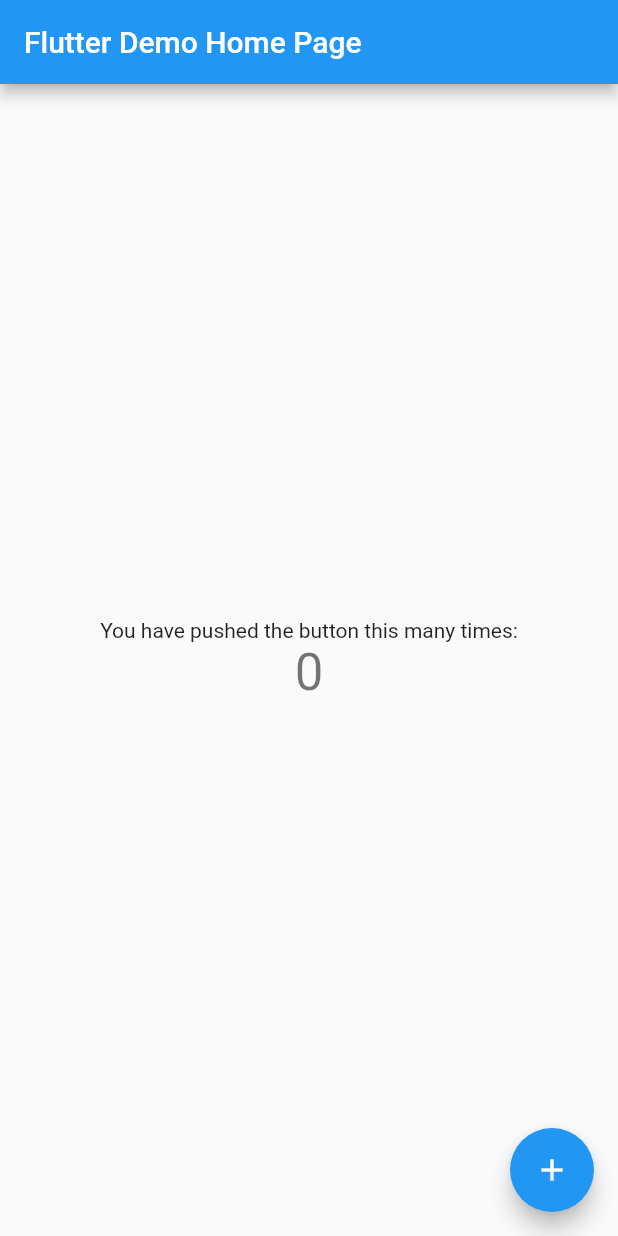
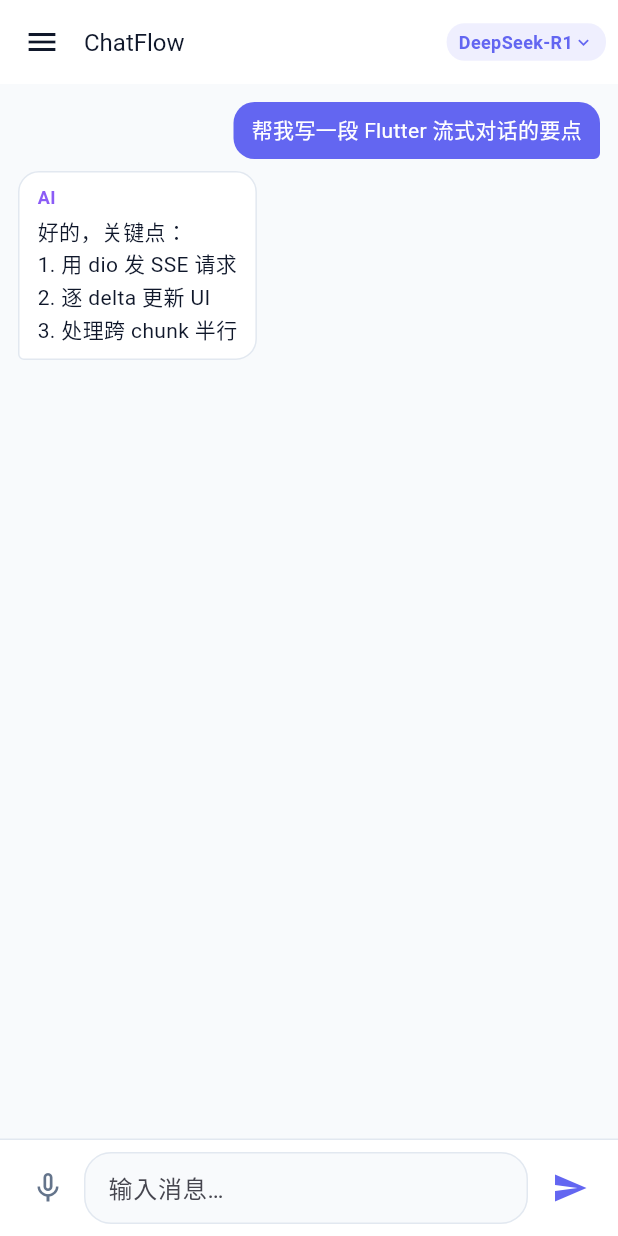
Before and after one commit to luyu275573-cpu/ChatFlow, a Flutter app: the screen it shows after launch, on a phone screen of 412 x 824 dp. Run offline on Flutter 3.47's test engine with Material 2 defaults, Android fonts, the phone set to English and light mode, and no system bars.

Commit message:
feat: 对话主页骨架（气泡列表+输入栏）

```diff
--- /dev/null
+++ b/lib/core/models/message.dart
@@ -0,0 +1,16 @@
+/// A message shared by the UI and the platform-independent AI core.
+enum MessageRole { system, user, assistant }
+
+class Message {
+  const Message({required this.role, required this.content});
+
+  final MessageRole role;
+  final String content;
+
+  Map<String, dynamic> toApiJson() {
+    return <String, dynamic>{
+      'role': role.name,
+      'content': content,
+    };
+  }
+}
--- a/lib/main.dart
+++ b/lib/main.dart
@@ -1,4 +1,7 @@
 import 'package:flutter/material.dart';
+
+import 'core/models/message.dart';
+import 'theme/design_tokens.dart';
 
 void main() {
   runApp(const MyApp());
@@ -7,109 +10,313 @@
 class MyApp extends StatelessWidget {
   const MyApp({super.key});
 
-  // This widget is the root of your application.
   @override
   Widget build(BuildContext context) {
     return MaterialApp(
-      title: 'Flutter Demo',
+      title: 'ChatFlow',
+      debugShowCheckedModeBanner: false,
       theme: ThemeData(
-        // This is the theme of your application.
-        //
-        // Try running your application with "flutter run". You'll see the
-        // application has a blue toolbar. Then, without quitting the app, try
-        // changing the primarySwatch below to Colors.green and then invoke
-        // "hot reload" (press "r" in the console where you ran "flutter run",
-        // or simply save your changes to "hot reload" in a Flutter IDE).
-        // Notice that the counter didn't reset back to zero; the application
-        // is not restarted.
-        primarySwatch: Colors.blue,
+        useMaterial3: true,
+        scaffoldBackgroundColor: DesignTokens.lightBg,
+        colorScheme: ColorScheme.fromSeed(seedColor: DesignTokens.primary),
+        appBarTheme: const AppBarTheme(
+          backgroundColor: DesignTokens.lightSurface,
+          foregroundColor: DesignTokens.inkDark,
+          elevation: 0,
+          surfaceTintColor: Colors.transparent,
+        ),
       ),
-      home: const MyHomePage(title: 'Flutter Demo Home Page'),
+      home: const ChatHomePage(),
     );
   }
 }
 
-class MyHomePage extends StatefulWidget {
-  const MyHomePage({super.key, required this.title});
-
-  // This widget is the home page of your application. It is stateful, meaning
-  // that it has a State object (defined below) that contains fields that affect
-  // how it looks.
-
-  // This class is the configuration for the state. It holds the values (in this
-  // case the title) provided by the parent (in this case the App widget) and
-  // used by the build method of the State. Fields in a Widget subclass are
-  // always marked "final".
-
-  final String title;
+class ChatHomePage extends StatefulWidget {
+  const ChatHomePage({super.key});
 
   @override
-  State<MyHomePage> createState() => _MyHomePageState();
+  State<ChatHomePage> createState() => _ChatHomePageState();
 }
 
-class _MyHomePageState extends State<MyHomePage> {
-  int _counter = 0;
+class _ChatHomePageState extends State<ChatHomePage> {
+  static const List<String> _models = <String>[
+    'DeepSeek-R1',
+    'Qwen2.5',
+    'Gemini 2.0 Flash',
+  ];
 
-  void _incrementCounter() {
+  final TextEditingController _inputController = TextEditingController();
+  final ScrollController _scrollController = ScrollController();
+  final List<Message> _messages = <Message>[
+    const Message(
+      role: MessageRole.user,
+      content: '帮我写一段 Flutter 流式对话的要点',
+    ),
+    const Message(
+      role: MessageRole.assistant,
+      content: '好的，关键点：\n1. 用 dio 发 SSE 请求\n2. 逐 delta 更新 UI\n3. 处理跨 chunk 半行',
+    ),
+  ];
+
+  String _selectedModel = _models.first;
+
+  @override
+  void dispose() {
+    _inputController.dispose();
+    _scrollController.dispose();
+    super.dispose();
+  }
+
+  void _sendMessage() {
+    final String text = _inputController.text.trim();
+    if (text.isEmpty) {
+      return;
+    }
+
     setState(() {
-      // This call to setState tells the Flutter framework that something has
-      // changed in this State, which causes it to rerun the build method below
-      // so that the display can reflect the updated values. If we changed
-      // _counter without calling setState(), then the build method would not be
-      // called again, and so nothing would appear to happen.
-      _counter++;
+      _messages.add(Message(role: MessageRole.user, content: text));
+      _messages.add(
+        Message(
+          role: MessageRole.assistant,
+          content: '这是 $_selectedModel 的本地演示回复。接入真实模型后，这里会显示流式结果。',
+        ),
+      );
     });
+    _inputController.clear();
+    WidgetsBinding.instance.addPostFrameCallback((_) {
+      if (_scrollController.hasClients) {
+        _scrollController.animateTo(
+          _scrollController.position.maxScrollExtent,
+          duration: const Duration(milliseconds: 200),
+          curve: Curves.easeOut,
+        );
+      }
+    });
+  }
+
+  void _showComingSoon(String feature) {
+    ScaffoldMessenger.of(context).showSnackBar(
+      SnackBar(content: Text('$feature将在后续阶段接入')),
+    );
   }
 
   @override
   Widget build(BuildContext context) {
-    // This method is rerun every time setState is called, for instance as done
-    // by the _incrementCounter method above.
-    //
-    // The Flutter framework has been optimized to make rerunning build methods
-    // fast, so that you can just rebuild anything that needs updating rather
-    // than having to individually change instances of widgets.
     return Scaffold(
       appBar: AppBar(
-        // Here we take the value from the MyHomePage object that was created by
-        // the App.build method, and use it to set our appbar title.
-        title: Text(widget.title),
+        titleSpacing: 0,
+        leading: IconButton(
+          icon: const Icon(Icons.menu),
+          tooltip: '会话列表',
+          onPressed: () => _showComingSoon('会话列表'),
+        ),
+        title: const Text(
+          'ChatFlow',
+          style: TextStyle(fontSize: DesignTokens.fontSizeTitle),
+        ),
+        actions: <Widget>[
+          PopupMenuButton<String>(
+            initialValue: _selectedModel,
+            onSelected: (String model) {
+              setState(() => _selectedModel = model);
+            },
+            itemBuilder: (BuildContext context) {
+              return _models
+                  .map(
+                    (String model) => PopupMenuItem<String>(
+                      value: model,
+                      child: Text(model),
+                    ),
+                  )
+                  .toList();
+            },
+            child: Container(
+              margin: const EdgeInsets.only(right: DesignTokens.space2),
+              padding: const EdgeInsets.symmetric(
+                horizontal: DesignTokens.space2,
+                vertical: DesignTokens.space1,
+              ),
+              decoration: BoxDecoration(
+                color: DesignTokens.primary.withOpacity(0.10),
+                borderRadius: BorderRadius.circular(DesignTokens.radiusChip),
+              ),
+              child: Row(
+                mainAxisSize: MainAxisSize.min,
+                children: <Widget>[
+                  Text(
+                    _selectedModel,
+                    style: const TextStyle(
+                      color: DesignTokens.primary,
+                      fontSize: DesignTokens.fontSizeCaption,
+                      fontWeight: FontWeight.w600,
+                    ),
+                  ),
+                  const Icon(
+                    Icons.keyboard_arrow_down,
+                    size: DesignTokens.fontSizeBody,
+                    color: DesignTokens.primary,
+                  ),
+                ],
+              ),
+            ),
+          ),
+        ],
       ),
-      body: Center(
-        // Center is a layout widget. It takes a single child and positions it
-        // in the middle of the parent.
+      body: Column(
+        children: <Widget>[
+          Expanded(
+            child: ListView.builder(
+              controller: _scrollController,
+              padding: const EdgeInsets.all(DesignTokens.space3),
+              itemCount: _messages.length,
+              itemBuilder: (BuildContext context, int index) {
+                return _MessageBubble(message: _messages[index]);
+              },
+            ),
+          ),
+          _InputBar(
+            controller: _inputController,
+            onSend: _sendMessage,
+            onVoice: () => _showComingSoon('语音输入'),
+          ),
+        ],
+      ),
+    );
+  }
+}
+
+class _MessageBubble extends StatelessWidget {
+  const _MessageBubble({required this.message});
+
+  final Message message;
+
+  @override
+  Widget build(BuildContext context) {
+    final bool isUser = message.role == MessageRole.user;
+    final Color foreground =
+        isUser ? DesignTokens.lightSurface : DesignTokens.inkDark;
+
+    return Align(
+      alignment: isUser ? Alignment.centerRight : Alignment.centerLeft,
+      child: Container(
+        constraints: const BoxConstraints(maxWidth: 360),
+        margin: const EdgeInsets.only(bottom: DesignTokens.space2),
+        padding: const EdgeInsets.symmetric(
+          horizontal: DesignTokens.space3,
+          vertical: DesignTokens.space2,
+        ),
+        decoration: BoxDecoration(
+          color: isUser ? DesignTokens.userBubble : DesignTokens.aiBubbleLight,
+          border: isUser ? null : Border.all(color: DesignTokens.lightBorder),
+          borderRadius: BorderRadius.only(
+            topLeft: const Radius.circular(DesignTokens.radius),
+            topRight: const Radius.circular(DesignTokens.radius),
+            bottomLeft: Radius.circular(
+              isUser ? DesignTokens.radius : DesignTokens.radiusSmall,
+            ),
+            bottomRight: Radius.circular(
+              isUser ? DesignTokens.radiusSmall : DesignTokens.radius,
+            ),
+          ),
+        ),
         child: Column(
-          // Column is also a layout widget. It takes a list of children and
-          // arranges them vertically. By default, it sizes itself to fit its
-          // children horizontally, and tries to be as tall as its parent.
-          //
-          // Invoke "debug painting" (press "p" in the console, choose the
-          // "Toggle Debug Paint" action from the Flutter Inspector in Android
-          // Studio, or the "Toggle Debug Paint" command in Visual Studio Code)
-          // to see the wireframe for each widget.
-          //
-          // Column has various properties to control how it sizes itself and
-          // how it positions its children. Here we use mainAxisAlignment to
-          // center the children vertically; the main axis here is the vertical
-          // axis because Columns are vertical (the cross axis would be
-          // horizontal).
-          mainAxisAlignment: MainAxisAlignment.center,
+          crossAxisAlignment: CrossAxisAlignment.start,
           children: <Widget>[
-            const Text(
-              'You have pushed the button this many times:',
-            ),
+            if (!isUser)
+              const Padding(
+                padding: EdgeInsets.only(bottom: DesignTokens.space1),
+                child: Text(
+                  'AI',
+                  style: TextStyle(
+                    color: DesignTokens.accent,
+                    fontSize: DesignTokens.fontSizeCaption,
+                    fontWeight: FontWeight.w700,
+                  ),
+                ),
+              ),
             Text(
-              '$_counter',
-              style: Theme.of(context).textTheme.headlineMedium,
+              message.content,
+              style: TextStyle(
+                color: foreground,
+                fontSize: DesignTokens.fontSizeBody,
+                height: 1.5,
+              ),
             ),
           ],
         ),
       ),
-      floatingActionButton: FloatingActionButton(
-        onPressed: _incrementCounter,
-        tooltip: 'Increment',
-        child: const Icon(Icons.add),
-      ), // This trailing comma makes auto-formatting nicer for build methods.
     );
   }
 }
+
+class _InputBar extends StatelessWidget {
+  const _InputBar({
+    required this.controller,
+    required this.onSend,
+    required this.onVoice,
+  });
+
+  final TextEditingController controller;
+  final VoidCallback onSend;
+  final VoidCallback onVoice;
+
+  @override
+  Widget build(BuildContext context) {
+    return Container(
+      padding: const EdgeInsets.all(DesignTokens.space2),
+      decoration: const BoxDecoration(
+        color: DesignTokens.lightSurface,
+        border: Border(top: BorderSide(color: DesignTokens.lightBorder)),
+      ),
+      child: Row(
+        children: <Widget>[
+          IconButton(
+            icon: const Icon(Icons.mic_none),
+            color: DesignTokens.subText,
+            tooltip: '语音输入',
+            onPressed: onVoice,
+          ),
+          Expanded(
+            child: TextField(
+              controller: controller,
+              textInputAction: TextInputAction.send,
+              onSubmitted: (_) => onSend(),
+              decoration: InputDecoration(
+                hintText: '输入消息…',
+                filled: true,
+                fillColor: DesignTokens.lightBg,
+                contentPadding: const EdgeInsets.symmetric(
+                  horizontal: DesignTokens.space3,
+                  vertical: DesignTokens.space2,
+                ),
+                border: OutlineInputBorder(
+                  borderRadius: BorderRadius.circular(DesignTokens.radiusInput),
+                  borderSide: const BorderSide(
+                    color: DesignTokens.lightBorder,
+                  ),
+                ),
+                enabledBorder: OutlineInputBorder(
+                  borderRadius: BorderRadius.circular(DesignTokens.radiusInput),
+                  borderSide: const BorderSide(
+                    color: DesignTokens.lightBorder,
+                  ),
+                ),
+                focusedBorder: OutlineInputBorder(
+                  borderRadius: BorderRadius.circular(DesignTokens.radiusInput),
+                  borderSide: const BorderSide(color: DesignTokens.primary),
+                ),
+              ),
+            ),
+          ),
+          const SizedBox(width: DesignTokens.space1),
+          IconButton(
+            icon: const Icon(Icons.send),
+            color: DesignTokens.primary,
+            tooltip: '发送',
+            onPressed: onSend,
+          ),
+        ],
+      ),
+    );
+  }
+}
--- a/lib/theme/design_tokens.dart
+++ b/lib/theme/design_tokens.dart
@@ -4,8 +4,8 @@
 /// 与 docs/design.html 的视觉风格保持一致。
 class DesignTokens {
   // 品牌色
-  static const Color primary = Color(0xFF6366F1);   // 靛蓝主色
-  static const Color accent = Color(0xFF8B5CF6);    // 渐变紫
+  static const Color primary = Color(0xFF6366F1); // 靛蓝主色
+  static const Color accent = Color(0xFF8B5CF6); // 渐变紫
   static const Color streaming = Color(0xFF22C55E); // 流式绿
 
   // 浅色主题
@@ -24,12 +24,20 @@
   static const Color subText = Color(0xFF64748B);
 
   // 气泡
-  static const Color userBubble = primary;          // 用户气泡
-  static const Color aiBubbleLight = lightSurface;  // AI 气泡（浅色）
+  static const Color userBubble = primary; // 用户气泡
+  static const Color aiBubbleLight = lightSurface; // AI 气泡（浅色）
   static const Color aiBubbleDark = Color(0xFF1E293B);
 
   // 圆角
+  static const double radiusSmall = 4.0;
+  static const double radiusChip = 12.0;
   static const double radius = 14.0;
+  static const double radiusInput = 18.0;
+
+  // 字号
+  static const double fontSizeCaption = 12.0;
+  static const double fontSizeBody = 14.0;
+  static const double fontSizeTitle = 16.0;
 
   // 间距
   static const double space1 = 4.0;
```
Also changed, not shown: 1 other file.
